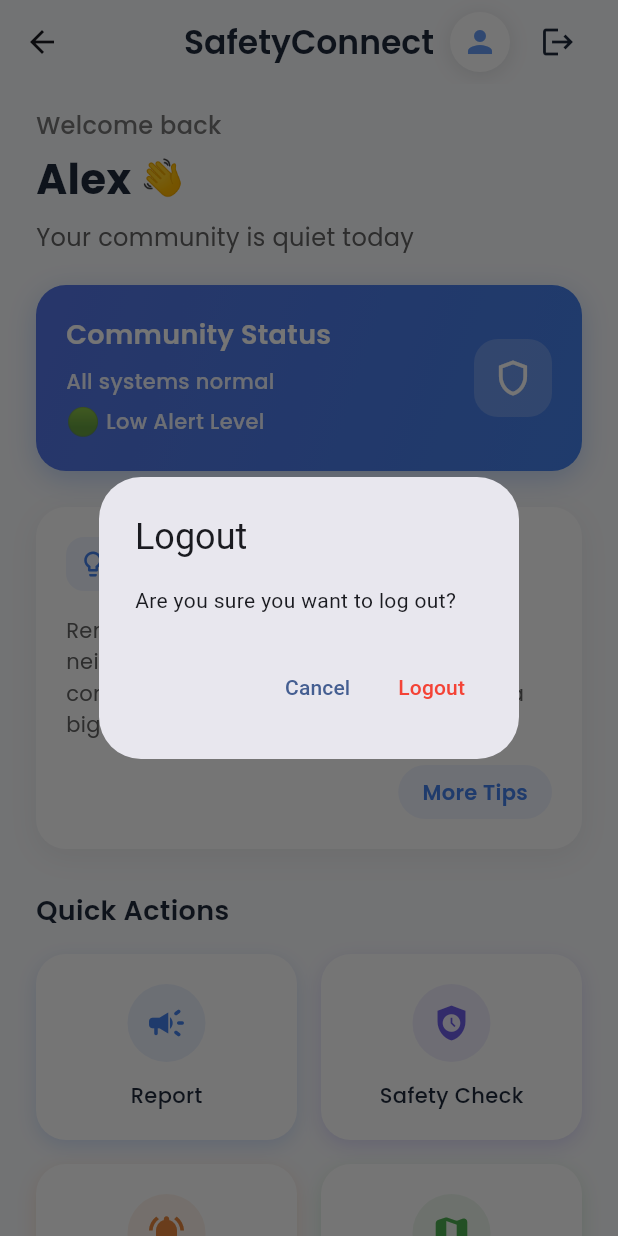
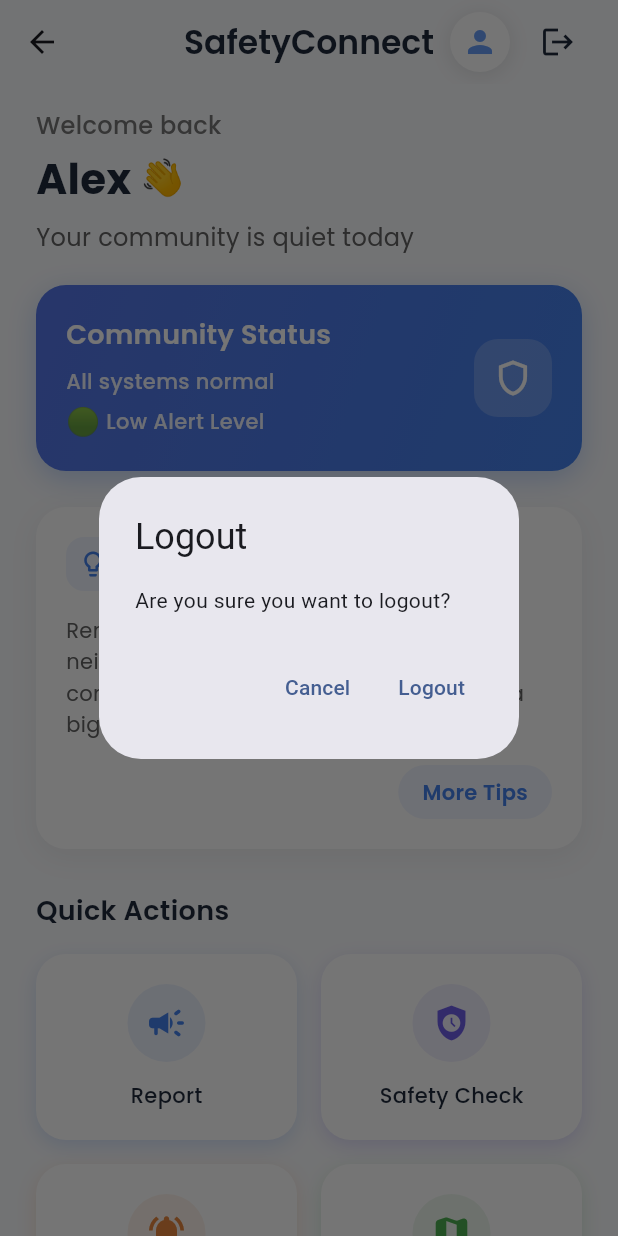
Before and after one commit to alantan493/flutter_crisis_management, a Flutter app: the CitizenHomePage screen opened directly, after a tap on the "logout" icon, on a phone screen of 412 x 824 dp. Run offline on Flutter 3.47's test engine with Material 3 defaults, Android fonts, the phone set to English and light mode, and no system bars; our stand-ins replace google_fonts, image_picker; Roboto replaces fonts that are missing (Google Sans).

Commit message:
no message

```diff
--- a/lib/main.dart
+++ b/lib/main.dart
@@ -2,7 +2,6 @@ import 'package:flutter/material.dart';
 import 'package:flutter/services.dart';
 import 'citizen_bottom_navigation_bar.dart';
 import 'ambulance_dispatchers_navigation_bar.dart';
-import 'pages/login.dart';
 import 'pages/995_operator_home.dart';
 
 // Define global colors
--- a/lib/pages/citizen_emergency.dart
+++ b/lib/pages/citizen_emergency.dart
@@ -5,7 +5,7 @@ import 'package:image_picker/image_picker.dart';
 import 'dart:io';
 
 class CitizenEmergencyPage extends StatefulWidget {
-  const CitizenEmergencyPage({Key? key}) : super(key: key);
+  const CitizenEmergencyPage({super.key});
 
   @override
   State<CitizenEmergencyPage> createState() => _CitizenEmergencyPageState();
--- a/lib/pages/citizen_home.dart
+++ b/lib/pages/citizen_home.dart
@@ -1,6 +1,5 @@
 import 'package:flutter/material.dart';
 import 'package:google_fonts/google_fonts.dart';
-import '../utils/auth_utils.dart';
 
 class CitizenHomePage extends StatefulWidget {
   const CitizenHomePage({super.key});
@@ -30,6 +29,35 @@ class _CitizenHomePageState extends State<CitizenHomePage> with SingleTickerProv
   void dispose() {
     _animationController.dispose();
     super.dispose();
+  }
+
+  // Simple logout function to replace AuthUtils.logout
+  void _logout() {
+    showDialog(
+      context: context,
+      builder: (BuildContext context) {
+        return AlertDialog(
+          title: const Text('Logout'),
+          content: const Text('Are you sure you want to logout?'),
+          actions: [
+            TextButton(
+              child: const Text('Cancel'),
+              onPressed: () {
+                Navigator.of(context).pop();
+              },
+            ),
+            TextButton(
+              child: const Text('Logout'),
+              onPressed: () {
+                Navigator.of(context).pop();
+                // Navigate back to login or clear user session
+                Navigator.of(context).pushReplacementNamed('/login');
+              },
+            ),
+          ],
+        );
+      },
+    );
   }
 
   @override
@@ -66,7 +94,7 @@ class _CitizenHomePageState extends State<CitizenHomePage> with SingleTickerProv
                       shape: BoxShape.circle,
                       boxShadow: [
                         BoxShadow(
-                          color: Colors.black.withOpacity(0.1),
+                          color: Colors.black.withValues(alpha: 0.1),
                           blurRadius: 10,
                           offset: const Offset(0, 2),
                         ),
@@ -77,7 +105,7 @@ class _CitizenHomePageState extends State<CitizenHomePage> with SingleTickerProv
                       radius: 20,
                       child: Icon(
                         Icons.person,
-                        color: Theme.of(context).primaryColor.withOpacity(0.8),
+                        color: Theme.of(context).primaryColor.withValues(alpha: 0.8),
                       ),
                     ),
                   ),
@@ -91,10 +119,7 @@ class _CitizenHomePageState extends State<CitizenHomePage> with SingleTickerProv
             padding: const EdgeInsets.only(right: 16.0),
             child: IconButton(
               icon: const Icon(Icons.logout, color: Color(0xFF1E293B)),
-              onPressed: () {
-                // Call the logout function
-                AuthUtils.logout(context);
-              },
+              onPressed: _logout,
             ),
           ),
         ],
@@ -115,9 +140,9 @@ class _CitizenHomePageState extends State<CitizenHomePage> with SingleTickerProv
         SliverToBoxAdapter(child: _buildSafetyTipsCard(context)),
         SliverToBoxAdapter(child: _buildQuickActions(context)),
         SliverToBoxAdapter(child: _buildEmergencyContactsSection(context)),
-        SliverFillRemaining(
+        const SliverFillRemaining(
           hasScrollBody: false,
-          child: const SizedBox(height: 32),
+          child: SizedBox(height: 32),
         ),
       ],
     );
@@ -180,7 +205,7 @@ class _CitizenHomePageState extends State<CitizenHomePage> with SingleTickerProv
         ),
         boxShadow: [
           BoxShadow(
-            color: const Color(0xFF4481EB).withOpacity(0.3),
+            color: const Color(0xFF4481EB).withValues(alpha: 0.3),
             blurRadius: 15,
             offset: const Offset(0, 5),
           ),
@@ -215,7 +240,7 @@ class _CitizenHomePageState extends State<CitizenHomePage> with SingleTickerProv
                         "All systems normal",
                         style: GoogleFonts.poppins(
                           fontSize: 14,
-                          color: Colors.white.withOpacity(0.9),
+                          color: Colors.white.withValues(alpha: 0.9),
                           fontWeight: FontWeight.w500,
                         ),
                       ),
@@ -231,7 +256,7 @@ class _CitizenHomePageState extends State<CitizenHomePage> with SingleTickerProv
                             "Low Alert Level",
                             style: GoogleFonts.poppins(
                               fontSize: 14,
-                              color: Colors.white.withOpacity(0.9),
+                              color: Colors.white.withValues(alpha: 0.9),
                               fontWeight: FontWeight.w500,
                             ),
                           ),
@@ -243,7 +268,7 @@ class _CitizenHomePageState extends State<CitizenHomePage> with SingleTickerProv
                 Container(
                   padding: const EdgeInsets.all(12),
                   decoration: BoxDecoration(
-                    color: Colors.white.withOpacity(0.2),
+                    color: Colors.white.withValues(alpha: 0.2),
                     borderRadius: BorderRadius.circular(16),
                   ),
                   child: const Icon(
@@ -268,7 +293,7 @@ class _CitizenHomePageState extends State<CitizenHomePage> with SingleTickerProv
         color: Colors.white,
         boxShadow: [
           BoxShadow(
-            color: Colors.black.withOpacity(0.05),
+            color: Colors.black.withValues(alpha: 0.05),
             blurRadius: 15,
             offset: const Offset(0, 5),
           ),
@@ -428,7 +453,7 @@ class _CitizenHomePageState extends State<CitizenHomePage> with SingleTickerProv
           borderRadius: BorderRadius.circular(20),
           boxShadow: [
             BoxShadow(
-              color: color.withOpacity(0.2),
+              color: color.withValues(alpha: 0.2),
               blurRadius: 10,
               offset: const Offset(0, 4),
             ),
@@ -448,7 +473,7 @@ class _CitizenHomePageState extends State<CitizenHomePage> with SingleTickerProv
                   Container(
                     padding: const EdgeInsets.all(12),
                     decoration: BoxDecoration(
-                      color: color.withOpacity(0.1),
+                      color: color.withValues(alpha: 0.1),
                       shape: BoxShape.circle,
                     ),
                     child: Icon(
@@ -539,7 +564,7 @@ class _CitizenHomePageState extends State<CitizenHomePage> with SingleTickerProv
         borderRadius: BorderRadius.circular(16),
         boxShadow: [
           BoxShadow(
-            color: Colors.black.withOpacity(0.05),
+            color: Colors.black.withValues(alpha: 0.05),
             blurRadius: 10,
             offset: const Offset(0, 4),
           ),
--- a/lib/pages/login.dart
+++ b/lib/pages/login.dart
@@ -6,7 +6,7 @@ import 'package:google_fonts/google_fonts.dart';
 // import 'pages/citizen_home.dart';
 
 class LoginPage extends StatelessWidget {
-  const LoginPage({Key? key}) : super(key: key);
+  const LoginPage({super.key});
 
   @override
   Widget build(BuildContext context) {
--- a/lib/utils/auth_utils.dart
+++ /dev/null
@@ -1,43 +0,0 @@
-import 'package:flutter/material.dart';
-
-// This utility class provides a consistent logout function across all pages
-class AuthUtils {
-  // Static method to handle logout
-  static void logout(BuildContext context) {
-    // Show confirmation dialog
-    showDialog(
-      context: context,
-      builder: (BuildContext context) {
-        return AlertDialog(
-          title: const Text('Logout'),
-          content: const Text('Are you sure you want to log out?'),
-          actions: <Widget>[
-            TextButton(
-              onPressed: () {
-                Navigator.of(context).pop(); // Close the dialog
-              },
-              child: const Text('Cancel'),
-            ),
-            TextButton(
-              onPressed: () {
-                // Close the dialog
-                Navigator.of(context).pop();
-
-                // Navigate to login screen and clear the navigation stack
-                // This ensures the user can't go back to protected pages
-                Navigator.of(context).pushNamedAndRemoveUntil(
-                  '/', // Assuming '/' is your login route
-                  (Route<dynamic> route) => false, // This removes all previous routes
-                );
-              },
-              child: const Text('Logout'),
-              style: TextButton.styleFrom(
-                foregroundColor: Colors.red,
-              ),
-            ),
-          ],
-        );
-      },
-    );
-  }
-}
```
Also changed, not shown: lib/pages/995_operator_home.dart (+4 -4 lines), lib/pages/citizen_community.dart (+6 -6 lines), lib/pages/citizen_maps.dart (+3 -24 lines), lib/pages/citizen_profile.dart (+5 -22 lines).
